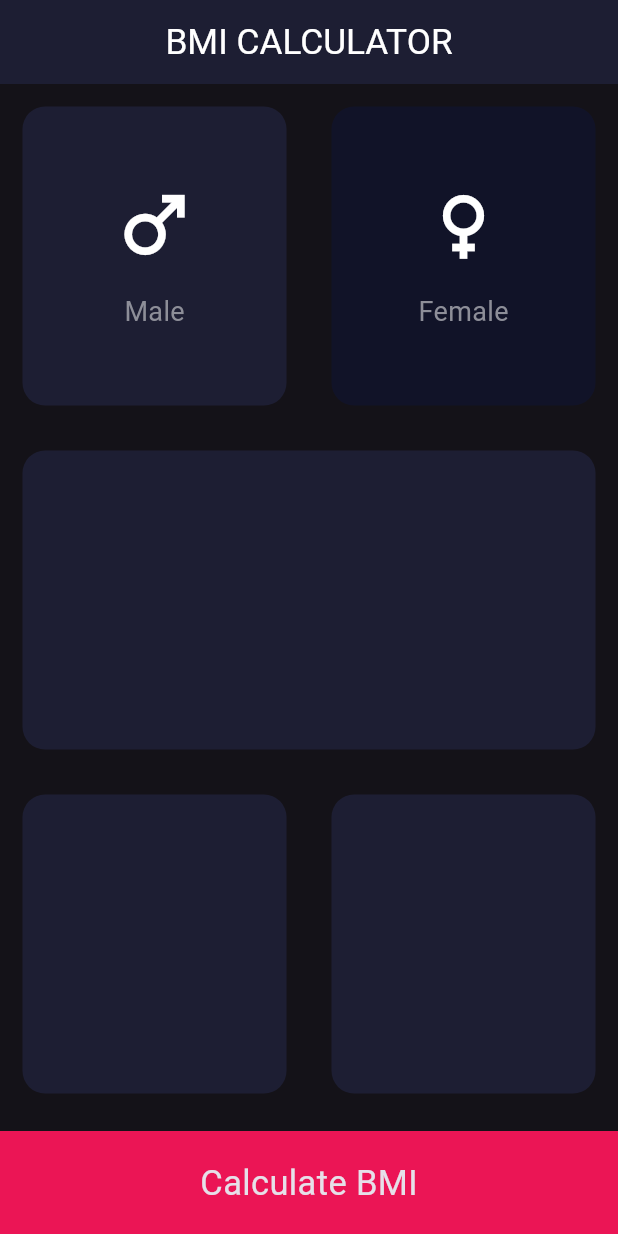
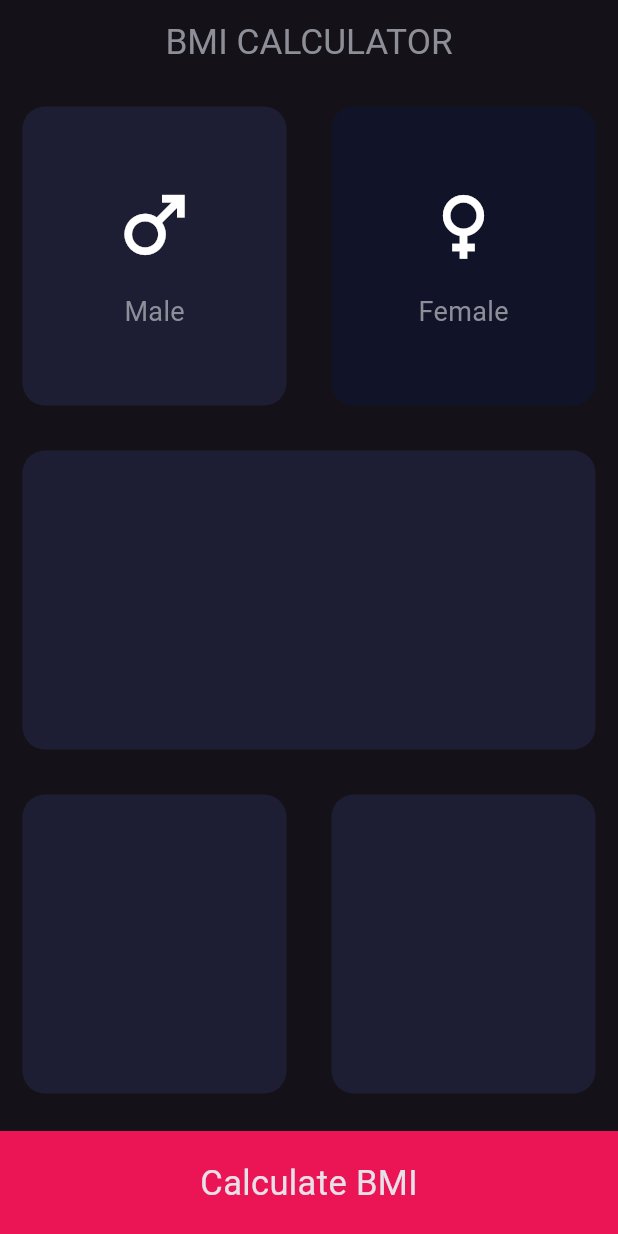
Before and after one commit to Muhammad-Ali-5331/BMI_Calculator, a Flutter app: the screen it shows after launch, on a phone screen of 412 x 824 dp. Run offline on Flutter 3.47's test engine with Material 3 defaults, Android fonts, the phone set to English and light mode, and no system bars; statements that could not run were skipped.

Commit message:
refactor: apply constants for text styling in BMICalculator theme.

```diff
--- a/lib/main.dart
+++ b/lib/main.dart
@@ -1,7 +1,7 @@
 import 'package:flutter/material.dart';
 import 'input_page.dart';
+import 'constants.dart';
 
-const textStyle = TextStyle(color: Colors.white, fontSize: 23.5);
 void main() => runApp(BMICalculator());
 
 class BMICalculator extends StatelessWidget {
@@ -12,8 +12,8 @@ class BMICalculator extends StatelessWidget {
       theme: ThemeData.dark().copyWith(
         appBarTheme: AppBarTheme(
           centerTitle: true,
-          color: Color(0xFF1D1E33),
-          titleTextStyle: textStyle,
+          color: activeCardColour,
+          titleTextStyle: smallTextStyle,
         ),
       ),
       home: InputPage(),
```
